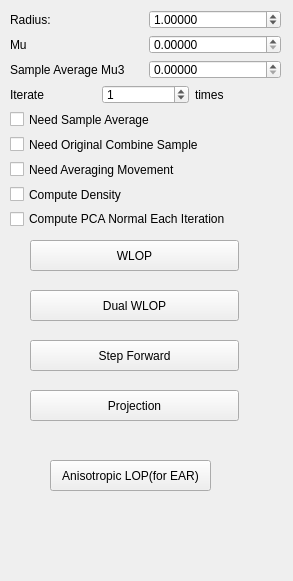
Before: the Qt Designer form point-cloud-2015/UI/para_wlop.ui in sunwaylive/Point-Cloud-Processing-2015, drawn with Qt 5.
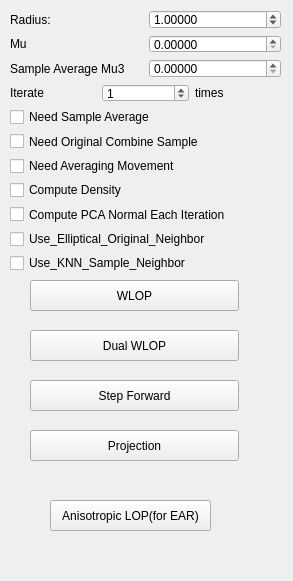
After: the same form once the commit is applied.

Commit message: added ellipse original neighbor

What changed in the file:
```diff
--- a/point-cloud-2015/UI/para_wlop.ui
+++ b/point-cloud-2015/UI/para_wlop.ui
@@ -19,7 +19,7 @@
      <x>10</x>
      <y>10</y>
      <width>271</width>
-     <height>218</height>
+     <height>262</height>
     </rect>
    </property>
    <layout class="QVBoxLayout" name="verticalLayout">
@@ -158,13 +158,27 @@
       </property>
      </widget>
     </item>
+    <item>
+     <widget class="QCheckBox" name="Use_Elliptical_Original_Neighbor">
+      <property name="text">
+       <string>Use_Elliptical_Original_Neighbor</string>
+      </property>
+     </widget>
+    </item>
+    <item>
+     <widget class="QCheckBox" name="Use_KNN_Sample_Neighbor">
+      <property name="text">
+       <string>Use_KNN_Sample_Neighbor</string>
+      </property>
+     </widget>
+    </item>
    </layout>
   </widget>
   <widget class="QPushButton" name="anisotropic_lop_apply">
    <property name="geometry">
     <rect>
      <x>50</x>
-     <y>460</y>
+     <y>500</y>
      <width>161</width>
      <height>31</height>
     </rect>
@@ -177,7 +191,7 @@
    <property name="geometry">
     <rect>
      <x>30</x>
-     <y>240</y>
+     <y>280</y>
      <width>209</width>
      <height>31</height>
     </rect>
@@ -190,7 +204,7 @@
    <property name="geometry">
     <rect>
      <x>30</x>
-     <y>290</y>
+     <y>330</y>
      <width>209</width>
      <height>31</height>
     </rect>
@@ -203,7 +217,7 @@
    <property name="geometry">
     <rect>
      <x>30</x>
-     <y>340</y>
+     <y>380</y>
      <width>209</width>
      <height>31</height>
     </rect>
@@ -216,7 +230,7 @@
    <property name="geometry">
     <rect>
      <x>30</x>
-     <y>390</y>
+     <y>430</y>
      <width>209</width>
      <height>31</height>
     </rect>
```
The commit also changes 4 other files.
